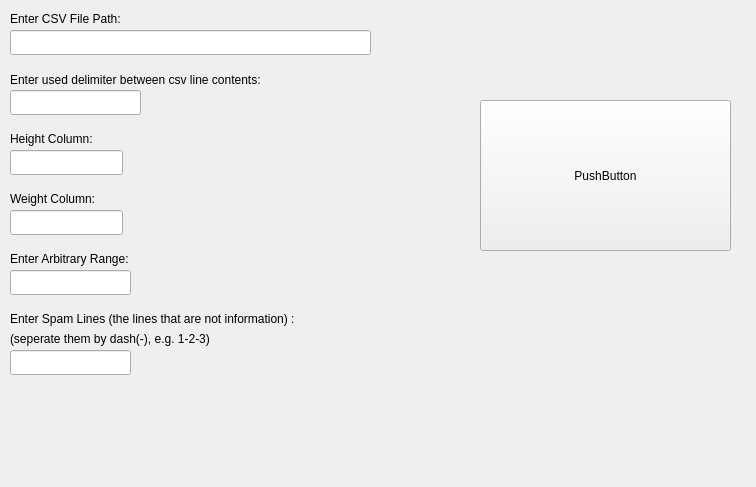
Old version of the form histogram_diagram/src/mainwindow.ui in the repository Mr-Developer-again/barchart-generator.
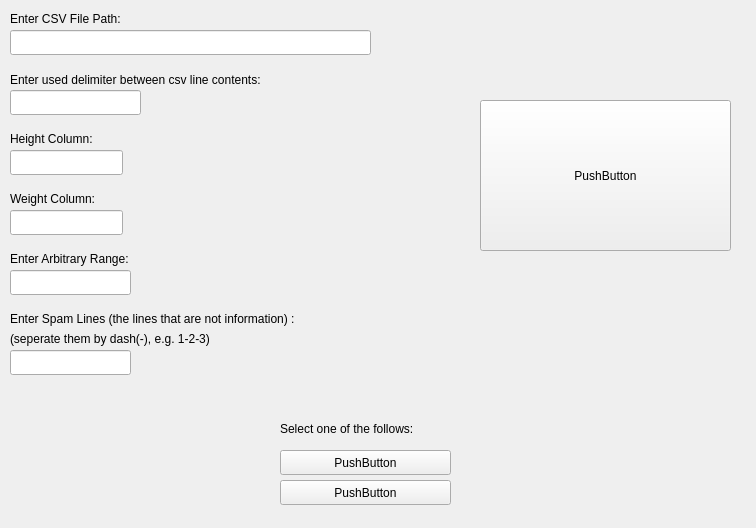
New version of the form.

Commit message: major changes: 1. adding Arad::TableDrawing namespace and Arad::TableDrawing::TableWidget    class and implementing it and also creating Arda::TableDrawing::HeightTableWidget class 2. changing ui (adding pushButtons for height and weight selecting)

What changed in the file:
```diff
--- a/histogram_diagram/src/mainwindow.ui
+++ b/histogram_diagram/src/mainwindow.ui
@@ -7,7 +7,7 @@
     <x>0</x>
     <y>0</y>
     <width>756</width>
-    <height>487</height>
+    <height>528</height>
    </rect>
   </property>
   <property name="windowTitle">
@@ -178,6 +178,45 @@
      </rect>
     </property>
    </widget>
+   <widget class="QLabel" name="label_selectHeightOrWeight">
+    <property name="geometry">
+     <rect>
+      <x>280</x>
+      <y>420</y>
+      <width>181</width>
+      <height>17</height>
+     </rect>
+    </property>
+    <property name="text">
+     <string>Select one of the follows:</string>
+    </property>
+   </widget>
+   <widget class="QPushButton" name="pushButton_height">
+    <property name="geometry">
+     <rect>
+      <x>280</x>
+      <y>450</y>
+      <width>171</width>
+      <height>25</height>
+     </rect>
+    </property>
+    <property name="text">
+     <string>PushButton</string>
+    </property>
+   </widget>
+   <widget class="QPushButton" name="pushButton_weight">
+    <property name="geometry">
+     <rect>
+      <x>280</x>
+      <y>480</y>
+      <width>171</width>
+      <height>25</height>
+     </rect>
+    </property>
+    <property name="text">
+     <string>PushButton</string>
+    </property>
+   </widget>
   </widget>
  </widget>
  <tabstops>
```
Left out of the diff: 4 changed lines with no effect on the pictures. The commit also changes 11 other files.
